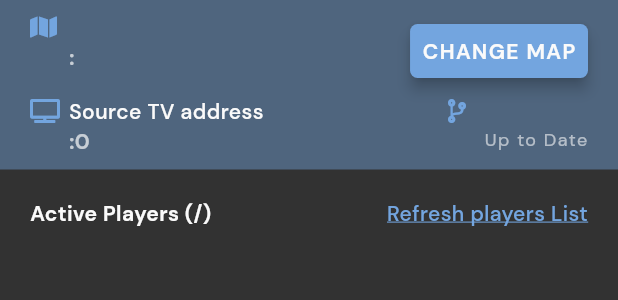
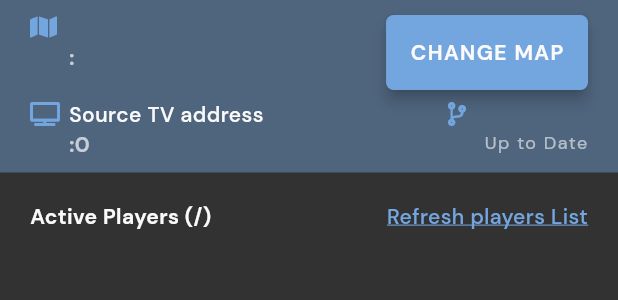
Before and after one commit to mohitkyadav/source-server-manager, a Flutter app: the ServerControls widget shown alone on an empty page, opened directly with empty values, on a phone screen of 412 x 824 dp. Shown: the top 300 px of the screen. Run offline on Flutter 3.47's test engine with Material 2 defaults, Android fonts, the phone set to English and light mode, and no system bars; our stand-ins replace flutter_slidable, font_awesome_flutter, shared_preferences; missing offline and left inert: flutter_advanced_avatar, source_server, window_size, xml2json; accounts and stored records are empty.

Commit message:
fix change map button padding on windows

```diff
--- a/lib/ui/widgets/server_widgets/server_controls.dart
+++ b/lib/ui/widgets/server_widgets/server_controls.dart
@@ -68,9 +68,6 @@ class ServerControls extends StatelessWidget {
                   TextButton(
                     style: ButtonStyle(
                       elevation: MaterialStateProperty.all(4),
-                      padding: MaterialStateProperty.all(
-                        const EdgeInsets.all(8.0)
-                      ),
                       backgroundColor: MaterialStateProperty.all(AppStyles.blue2),
                       shape: MaterialStateProperty.all<RoundedRectangleBorder>(
                           RoundedRectangleBorder(
@@ -79,9 +76,12 @@ class ServerControls extends StatelessWidget {
                       ),
                     ),
                     // borderRadius: BorderRadius.all(Radius.circular(5))
-                    child: Text(AppLocalizations.of(context)
-                        .getTranslatedValue('change_map'),
-                      style: AppStyles.mapBtn,),
+                    child: Padding(
+                      padding: const EdgeInsets.all(8.0),
+                      child: Text(AppLocalizations.of(context)
+                          .getTranslatedValue('change_map'),
+                        style: AppStyles.mapBtn,),
+                    ),
                     onPressed: () {
                       showModalBottomSheet<Widget>(
                           context: context,
@@ -181,16 +181,6 @@ class ServerControls extends StatelessWidget {
       child: Column(
         mainAxisAlignment: MainAxisAlignment.spaceBetween,
         children: <Widget>[
-          // Container(
-          //   height: searchHeight,
-          //   child: TextField(
-          //     decoration: InputDecoration(
-          //       suffixIcon: Icon(Icons.search),
-          //       labelText: 'Search',
-          //       contentPadding: EdgeInsets.symmetric(horizontal: 15, vertical: 5),
-          //     ),
-          //   ),
-          // ),
           Container(
             height: sheetHeight - searchHeight,
             child: ListView.builder(
```
